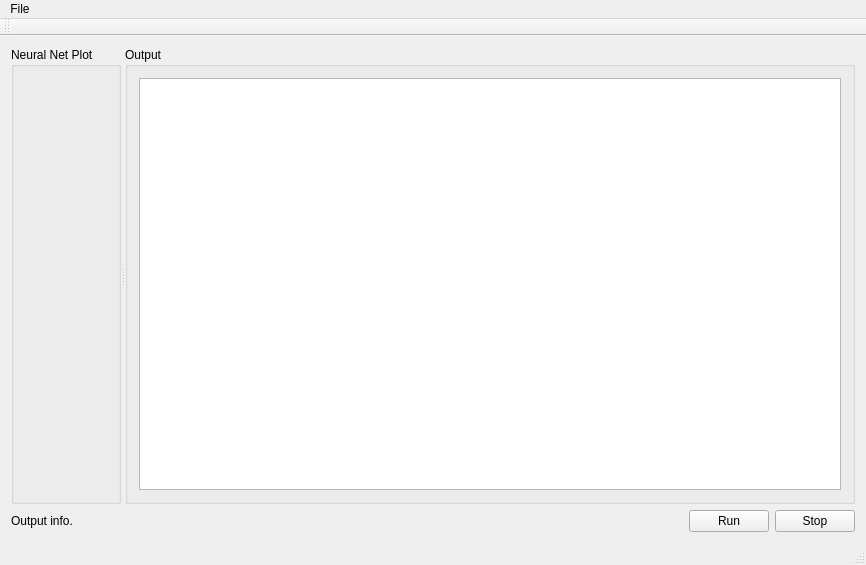
wboler05/pso_neural_net, file frontend/mainwindow.ui: the form before one commit.
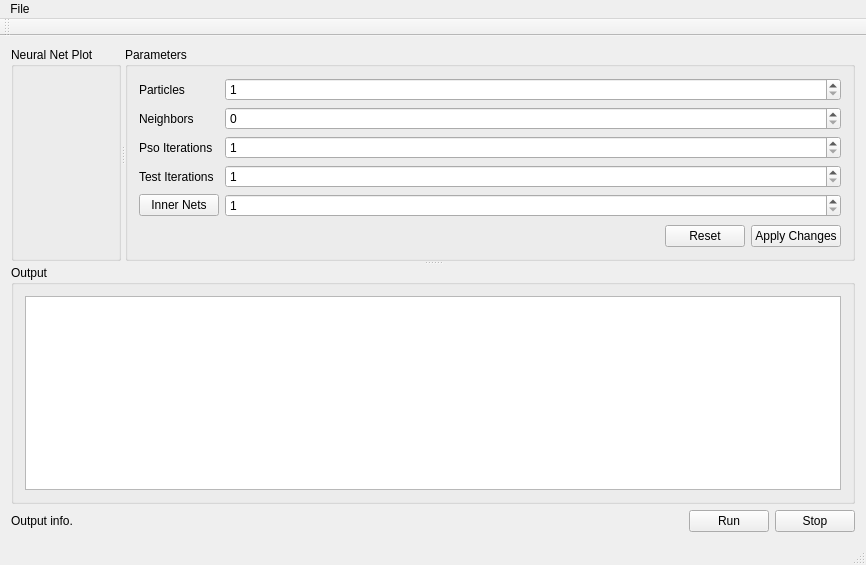
The form after the commit. Custom widgets are drawn as their Qt base class.

Commit message: Fixed "stop" bug.  Implemented basic parameter input.

```diff
--- a/frontend/mainwindow.ui
+++ b/frontend/mainwindow.ui
@@ -14,21 +14,150 @@
    <string>MainWindow</string>
   </property>
   <widget class="QWidget" name="centralWidget">
-   <layout class="QVBoxLayout" name="verticalLayout_3" stretch="0,0">
+   <layout class="QVBoxLayout" name="verticalLayout_4">
     <item>
-     <widget class="QSplitter" name="splitter">
+     <widget class="QSplitter" name="splitter_2">
       <property name="orientation">
-       <enum>Qt::Horizontal</enum>
+       <enum>Qt::Vertical</enum>
       </property>
-      <widget class="QGroupBox" name="neuralNet_gb">
-       <property name="title">
-        <string>Neural Net Plot</string>
+      <widget class="QSplitter" name="splitter">
+       <property name="orientation">
+        <enum>Qt::Horizontal</enum>
        </property>
-       <layout class="QVBoxLayout" name="verticalLayout_2">
-        <item>
-         <widget class="NeuralNetPlot" name="neuralNetPlot" native="true"/>
-        </item>
-       </layout>
+       <widget class="QGroupBox" name="neuralNet_gb">
+        <property name="title">
+         <string>Neural Net Plot</string>
+        </property>
+        <layout class="QVBoxLayout" name="verticalLayout_2">
+         <item>
+          <widget class="NeuralNetPlot" name="neuralNetPlot" native="true"/>
+         </item>
+        </layout>
+       </widget>
+       <widget class="QGroupBox" name="param_gb">
+        <property name="title">
+         <string>Parameters</string>
+        </property>
+        <layout class="QVBoxLayout" name="verticalLayout_3">
+         <item>
+          <layout class="QFormLayout" name="formLayout">
+           <item row="0" column="0">
+            <widget class="QLabel" name="label">
+             <property name="text">
+              <string>Particles</string>
+             </property>
+            </widget>
+           </item>
+           <item row="0" column="1">
+            <widget class="QSpinBox" name="totalParticles_sb">
+             <property name="minimum">
+              <number>1</number>
+             </property>
+             <property name="maximum">
+              <number>10000</number>
+             </property>
+            </widget>
+           </item>
+           <item row="1" column="0">
+            <widget class="QLabel" name="label_2">
+             <property name="text">
+              <string>Neighbors</string>
+             </property>
+            </widget>
+           </item>
+           <item row="1" column="1">
+            <widget class="QSpinBox" name="totalNeighbors_sb">
+             <property name="maximum">
+              <number>10000</number>
+             </property>
+            </widget>
+           </item>
+           <item row="2" column="0">
+            <widget class="QLabel" name="label_3">
+             <property name="text">
+              <string>Pso Iterations</string>
+             </property>
+            </widget>
+           </item>
+           <item row="2" column="1">
+            <widget class="QSpinBox" name="totalIterations_sb">
+             <property name="minimum">
+              <number>1</number>
+             </property>
+             <property name="maximum">
+              <number>10000</number>
+             </property>
+            </widget>
+           </item>
+           <item row="3" column="0">
+            <widget class="QLabel" name="label_4">
+             <property name="text">
+              <string>Test Iterations</string>
+             </property>
+            </widget>
+           </item>
+           <item row="3" column="1">
+            <widget class="QSpinBox" name="testIt_sb">
+             <property name="minimum">
+              <number>1</number>
+             </property>
+             <property name="maximum">
+              <number>10000</number>
+             </property>
+            </widget>
+           </item>
+           <item row="4" column="1">
+            <widget class="QSpinBox" name="innerNet_sb">
+             <property name="minimum">
+              <number>1</number>
+             </property>
+             <property name="maximum">
+              <number>10000</number>
+             </property>
+            </widget>
+           </item>
+           <item row="4" column="0">
+            <widget class="QPushButton" name="innerNet_btn">
+             <property name="text">
+              <string>Inner Nets</string>
+             </property>
+            </widget>
+           </item>
+          </layout>
+         </item>
+         <item>
+          <layout class="QHBoxLayout" name="horizontalLayout_2">
+           <item>
+            <spacer name="horizontalSpacer_2">
+             <property name="orientation">
+              <enum>Qt::Horizontal</enum>
+             </property>
+             <property name="sizeHint" stdset="0">
+              <size>
+               <width>40</width>
+               <height>20</height>
+              </size>
+             </property>
+            </spacer>
+           </item>
+           <item>
+            <widget class="QPushButton" name="resetParams_btn">
+             <property name="text">
+              <string>Reset</string>
+             </property>
+            </widget>
+           </item>
+           <item>
+            <widget class="QPushButton" name="applyParams_btn">
+             <property name="text">
+              <string>Apply Changes</string>
+             </property>
+            </widget>
+           </item>
+          </layout>
+         </item>
+        </layout>
+       </widget>
       </widget>
       <widget class="QGroupBox" name="txtBrowser_gb">
        <property name="title">
```
Left out of the diff: 7 changed lines with no effect on the pictures. The commit also changes 13 other files.
